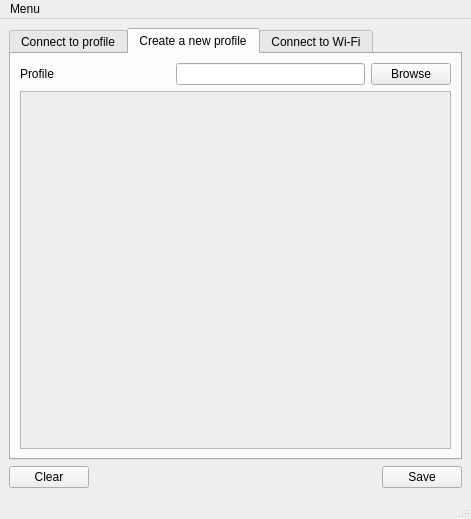
This is sources/gui/src/mainwindow.ui in arcan1s/netctl-gui as Qt 5 draws it before an edit. The edited form follows.
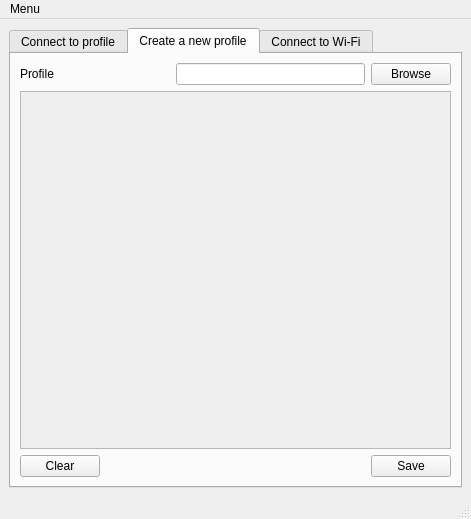
This is the edited form. The open tabs and pages were chosen to show the change.

```diff
--- a/sources/gui/src/mainwindow.ui
+++ b/sources/gui/src/mainwindow.ui
@@ -204,6 +204,37 @@
           </widget>
          </widget>
         </item>
+        <item>
+         <layout class="QHBoxLayout" name="layout_newProfileButtons">
+          <item>
+           <widget class="QPushButton" name="pushButton_profileClear">
+            <property name="text">
+             <string>Clear</string>
+            </property>
+           </widget>
+          </item>
+          <item>
+           <spacer name="spacer_newProfileButtons">
+            <property name="orientation">
+             <enum>Qt::Horizontal</enum>
+            </property>
+            <property name="sizeHint" stdset="0">
+             <size>
+              <width>40</width>
+              <height>20</height>
+             </size>
+            </property>
+           </spacer>
+          </item>
+          <item>
+           <widget class="QPushButton" name="pushButton_profileSave">
+            <property name="text">
+             <string>Save</string>
+            </property>
+           </widget>
+          </item>
+         </layout>
+        </item>
        </layout>
       </widget>
       <widget class="QWidget" name="tab_wifi">
@@ -310,37 +341,6 @@
       </widget>
      </widget>
     </item>
-    <item>
-     <layout class="QHBoxLayout" name="layout_newProfileButtons">
-      <item>
-       <widget class="QPushButton" name="pushButton_profileClear">
-        <property name="text">
-         <string>Clear</string>
-        </property>
-       </widget>
-      </item>
-      <item>
-       <spacer name="spacer_newProfileButtons">
-        <property name="orientation">
-         <enum>Qt::Horizontal</enum>
-        </property>
-        <property name="sizeHint" stdset="0">
-         <size>
-          <width>40</width>
-          <height>20</height>
-         </size>
-        </property>
-       </spacer>
-      </item>
-      <item>
-       <widget class="QPushButton" name="pushButton_profileSave">
-        <property name="text">
-         <string>Save</string>
-        </property>
-       </widget>
-      </item>
-     </layout>
-    </item>
    </layout>
   </widget>
   <widget class="QMenuBar" name="menuBar">
```
